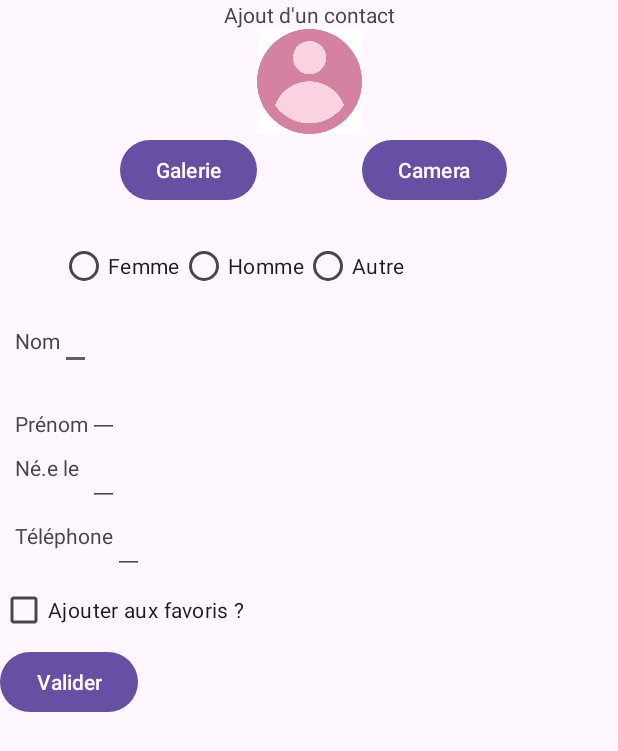
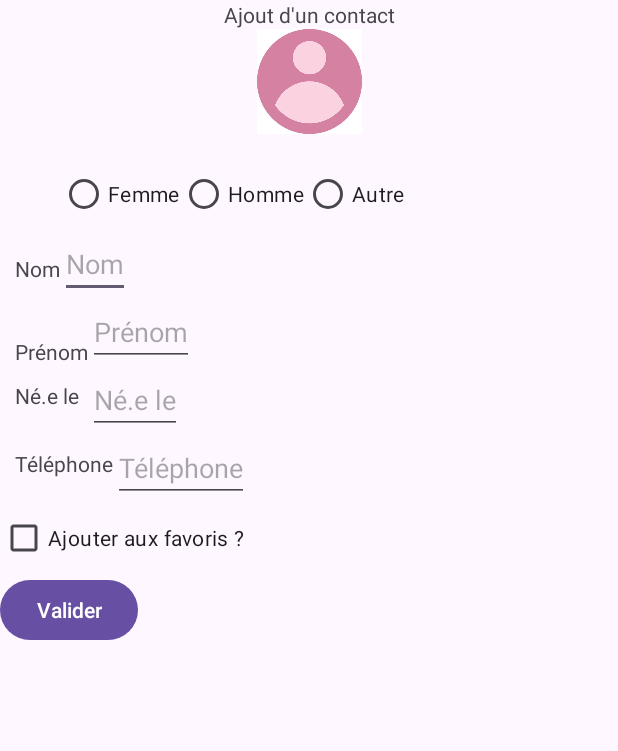
Before and after one commit to fasquelt/Kotlin_TP1, an Android app: the AjoutContact screen opened directly, with no data from a screen before it, on a phone screen of 412 x 824 dp. Shown: the top 751 px of the screen. Run offline under Robolectric (Android 15) with nearby library versions, the phone set to English and light mode, and no system bars.

Commit message:
Ajout manuel pour avoir l'interface d'ajout du TP1&2

```diff
--- a/app/src/main/res/layout/activity_ajout.xml
+++ b/app/src/main/res/layout/activity_ajout.xml
@@ -27,31 +27,13 @@
         app:layout_constraintTop_toBottomOf="@+id/titre"
         android:contentDescription="@string/alt_image" />
 
-    <Button
-        android:id="@+id/b_gallery"
-        android:layout_width="wrap_content"
-        android:layout_height="wrap_content"
-        android:layout_marginBottom="30dp"
-        android:text="@string/galerie"
-        app:layout_constraintTop_toBottomOf="@id/image"
-        app:layout_constraintEnd_toStartOf="@+id/image"/>
-
-    <Button
-        android:id="@+id/b_camera"
-        android:layout_width="wrap_content"
-        android:layout_height="wrap_content"
-        android:layout_marginBottom="30dp"
-        android:text="@string/camera"
-        app:layout_constraintTop_toBottomOf="@id/image"
-        app:layout_constraintStart_toEndOf="@id/image"/>
-
     <RadioGroup
         android:id="@+id/genre"
         android:layout_width="wrap_content"
         android:layout_height="wrap_content"
         android:orientation="horizontal"
         app:layout_constraintBottom_toTopOf="@+id/nom"
-        app:layout_constraintTop_toBottomOf="@+id/b_gallery"
+        app:layout_constraintTop_toBottomOf="@+id/image"
         app:layout_constraintStart_toEndOf="@+id/nom" >
 
         <RadioButton
@@ -97,6 +79,7 @@
         app:layout_constraintTop_toBottomOf="@+id/genre"
         app:layout_constraintStart_toEndOf="@+id/nom"
         android:autofillHints="name"
+        android:hint="@string/nom"
         >
 
     </com.google.android.material.textfield.TextInputEditText>
@@ -119,6 +102,7 @@
         app:layout_constraintTop_toBottomOf="@+id/input1"
         app:layout_constraintStart_toEndOf="@+id/pre"
         android:autofillHints="name"
+        android:hint="@string/pre"
         >
 
     </com.google.android.material.textfield.TextInputEditText>
@@ -143,6 +127,7 @@
         app:layout_constraintTop_toBottomOf="@+id/input2"
         app:layout_constraintStart_toStartOf="@+id/input2"
         android:autofillHints="Date de naissance"
+        android:hint="@string/ddn"
         >
 
     </com.google.android.material.textfield.TextInputEditText>
@@ -153,6 +138,8 @@
         android:layout_height="wrap_content"
         android:layout_margin="10dp"
         android:clickable="false"
+        android:focusable="false"
+        android:focusableInTouchMode="false"
         android:text="@string/tel"
         app:layout_constraintStart_toStartOf="parent"
         app:layout_constraintHeight="wrap_content"
@@ -164,8 +151,8 @@
         android:layout_height="wrap_content"
         app:layout_constraintTop_toBottomOf="@+id/input3"
         app:layout_constraintStart_toEndOf="@+id/tel"
-        android:autofillHints="Téléphone"
-        android:inputType="phone"
+        android:autofillHints="Numéro de téléphone"
+        android:hint="@string/tel"
         >
 
     </com.google.android.material.textfield.TextInputEditText>
```
Also changed, not shown: app/src/main/java/com/example/tp1/AjoutContact.kt (+20 -23 lines).
